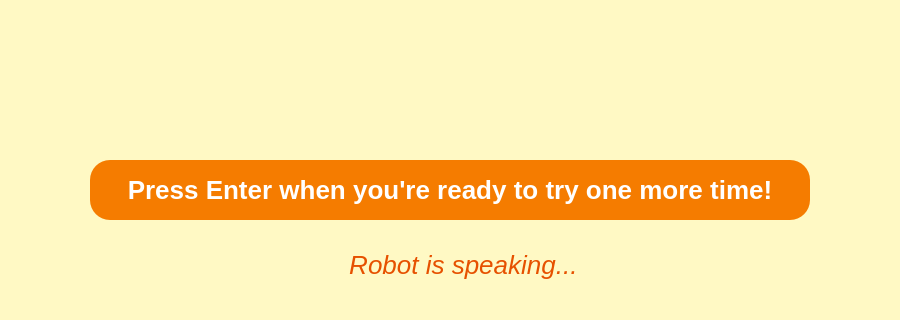
Before: the Qt Designer form ui/engageUI.ui in zenBandara/akshi-robot-main, drawn with Qt 5; both pictures show x 0 to 900 and y 380 to 700 of the 900 by 700 pixel window.
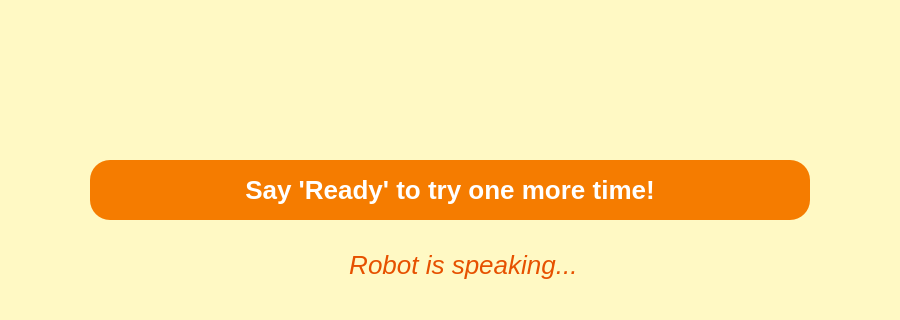
After: the same form once the commit is applied.

What changed in the file:
```diff
--- a/ui/engageUI.ui
+++ b/ui/engageUI.ui
@@ -59,7 +59,7 @@
    <!-- Action Prompt -->
    <item>
     <widget class="QLabel" name="prompt_label">
-     <property name="text"><string>Press Enter when you're ready to try one more time!</string></property>
+     <property name="text"><string>Say 'Ready' to try one more time!</string></property>
      <property name="alignment"><set>Qt::AlignCenter</set></property>
      <property name="styleSheet"><string>font-size: 26px; font-weight: bold; color: white; background-color: #F57C00; border-radius: 20px; padding: 15px; margin: 0px 50px;</string></property>
     </widget>
```
